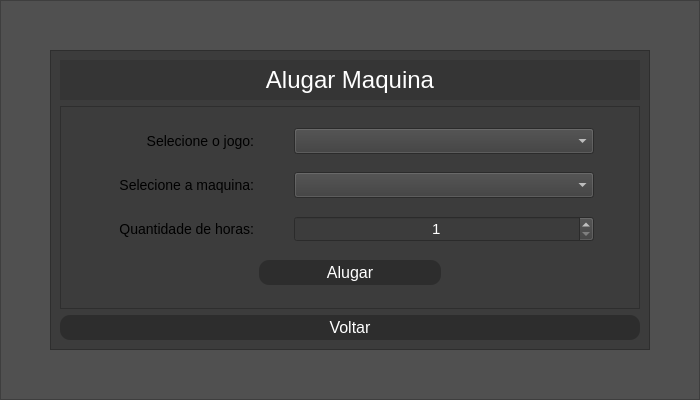
Above: untitled.ui from paolahoff/eng-software-tp-etapa2 before the change. Below: the same form after it.
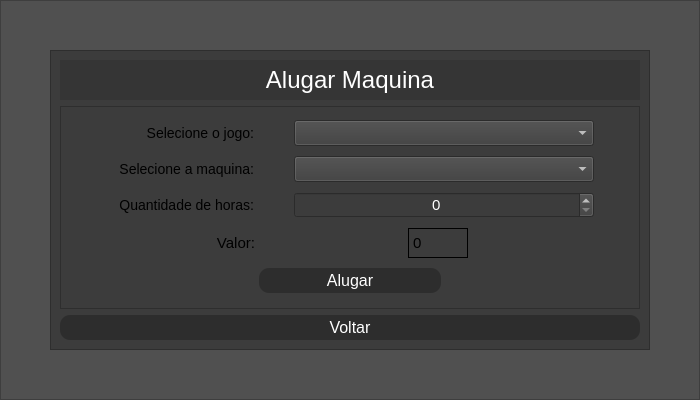
That is the form after the change. The open tabs and pages were chosen to show the change.

The edit to the form file:
```diff
--- a/untitled.ui
+++ b/untitled.ui
@@ -2760,10 +2760,80 @@
                       <set>Qt::AlignCenter</set>
                      </property>
                      <property name="minimum">
-                      <number>1</number>
+                      <number>0</number>
                      </property>
                      <property name="maximum">
                       <number>5</number>
+                     </property>
+                     <property name="value">
+                      <number>0</number>
+                     </property>
+                    </widget>
+                   </item>
+                  </layout>
+                 </item>
+                 <item>
+                  <layout class="QHBoxLayout" name="horizontalLayout_45">
+                   <property name="spacing">
+                    <number>6</number>
+                   </property>
+                   <property name="rightMargin">
+                    <number>70</number>
+                   </property>
+                   <item>
+                    <widget class="QLabel" name="label_24">
+                     <property name="maximumSize">
+                      <size>
+                       <width>150</width>
+                       <height>16777215</height>
+                      </size>
+                     </property>
+                     <property name="font">
+                      <font>
+                       <pointsize>11</pointsize>
+                      </font>
+                     </property>
+                     <property name="layoutDirection">
+                      <enum>Qt::LeftToRight</enum>
+                     </property>
+                     <property name="text">
+                      <string>Valor:</string>
+                     </property>
+                     <property name="alignment">
+                      <set>Qt::AlignCenter</set>
+                     </property>
+                    </widget>
+                   </item>
+                   <item>
+                    <widget class="QLabel" name="valor_final">
+                     <property name="minimumSize">
+                      <size>
+                       <width>50</width>
+                       <height>0</height>
+                      </size>
+                     </property>
+                     <property name="maximumSize">
+                      <size>
+                       <width>60</width>
+                       <height>30</height>
+                      </size>
+                     </property>
+                     <property name="font">
+                      <font>
+                       <pointsize>11</pointsize>
+                      </font>
+                     </property>
+                     <property name="frameShape">
+                      <enum>QFrame::Box</enum>
+                     </property>
+                     <property name="text">
+                      <string>0</string>
+                     </property>
+                     <property name="textFormat">
+                      <enum>Qt::PlainText</enum>
+                     </property>
+                     <property name="wordWrap">
+                      <bool>false</bool>
                      </property>
                     </widget>
                    </item>
```
